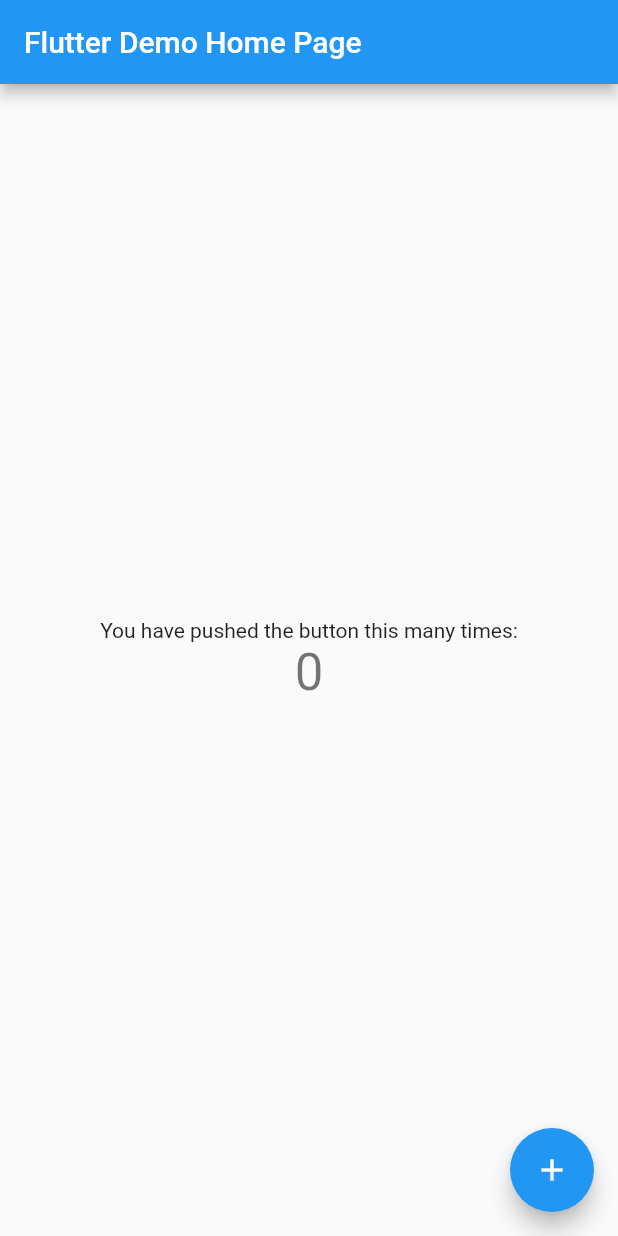
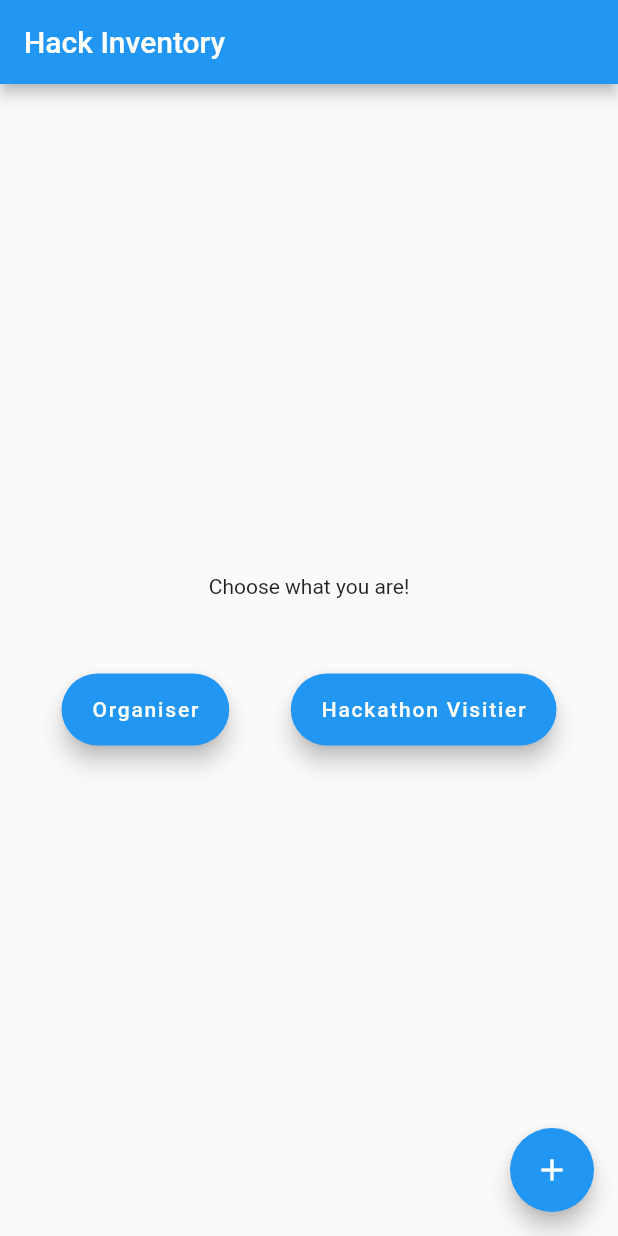
Before and after one commit to HafsaKaraAchira/Hack-Inventory, a Flutter app: the screen it shows after launch, on a phone screen of 412 x 824 dp. Run offline on Flutter 3.47's test engine with Material 2 defaults, Android fonts, the light colour scheme and no system bars.

Commit message:
Main page selection

```diff
--- a/hack_inventory/lib/main.dart
+++ b/hack_inventory/lib/main.dart
@@ -9,7 +9,7 @@
   @override
   Widget build(BuildContext context) {
     return MaterialApp(
-      title: 'Flutter Demo',
+      title: 'Hack Inventory',
       theme: ThemeData(
         // This is the theme of your application.
         //
@@ -22,7 +22,7 @@
         // is not restarted.
         primarySwatch: Colors.blue,
       ),
-      home: MyHomePage(title: 'Flutter Demo Home Page'),
+      home: MyHomePage(title: 'Hack Inventory'),
     );
   }
 }
@@ -77,6 +77,11 @@
         // Center is a layout widget. It takes a single child and positions it
         // in the middle of the parent.
         child: Column(
+          mainAxisAlignment: MainAxisAlignment.center  ,
+          children: <Widget>[
+            Text('Choose what you are!'),
+            SizedBox(height: 50.0),
+            Row(
               // Column is also a layout widget. It takes a list of children and
               // arranges them vertically. By default, it sizes itself to fit its
               // children horizontally, and tries to be as tall as its parent.
@@ -91,14 +96,13 @@
               // center the children vertically; the main axis here is the vertical
               // axis because Columns are vertical (the cross axis would be
               // horizontal).
-          mainAxisAlignment: MainAxisAlignment.center,
+              mainAxisAlignment: MainAxisAlignment.spaceEvenly,
               children: <Widget>[
-            Text(
-              'You have pushed the button this many times:',
-            ),
-            Text(
-              '$_counter',
-              style: Theme.of(context).textTheme.headline4,
+                FloatingActionButton.extended(
+                    onPressed: () {}, label: const Text('Organiser')),
+                FloatingActionButton.extended(
+                    onPressed: () {}, label: const Text('Hackathon Visitier')),
+              ],
             ),
           ],
         ),
```
Also changed, not shown: hack_inventory/pubspec.lock. Lines whose indentation alone changed are shown as unchanged.
